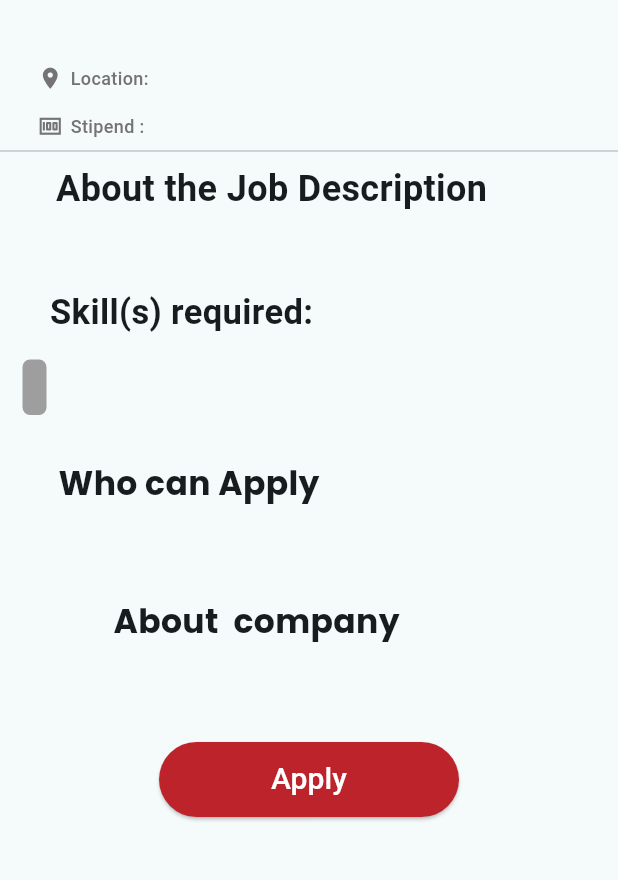
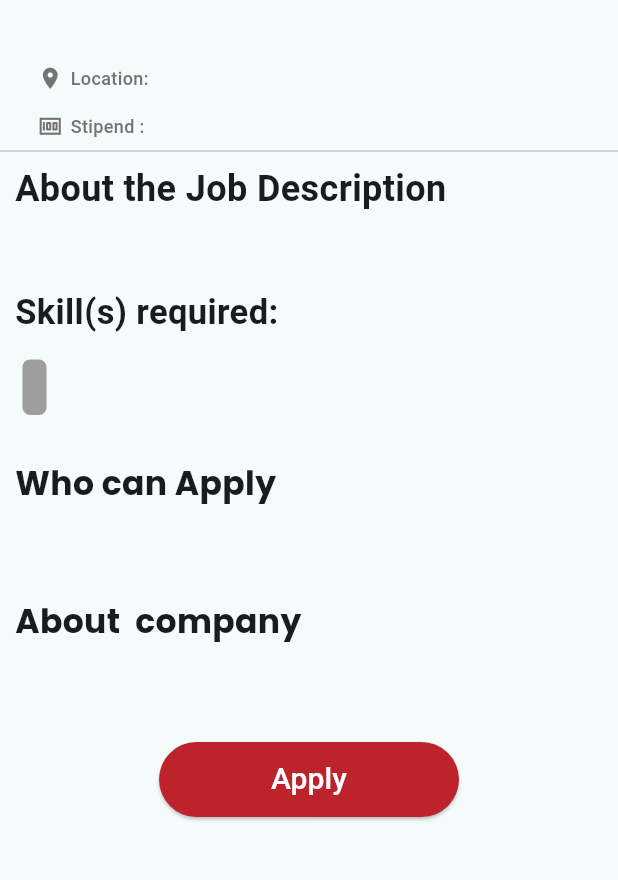
Before and after one commit to MEETR04/Latest_Hiremi_Res, a Flutter app: the JobDescription screen opened directly with empty values, on a phone screen of 412 x 824 dp, the part 128-1008 px from its top. Run offline on Flutter 3.47's test engine with Material 3 defaults, Android fonts, the phone set to English and light mode, and no system bars; our stand-ins replace carousel_slider, connectivity_plus, csc_picker, curved_navigation_bar, dots_indicator, flutter_rating_bar and 4 more; missing offline and left inert: flutter_app_update, in_app_update, phonepe_payment_sdk, razorpay_flutter; accounts and stored records are empty; network calls fail; Roboto replaces fonts that are missing (Poppins).

Commit message:
minor bugs fixed

```diff
--- a/lib/FresherJob.dart
+++ b/lib/FresherJob.dart
@@ -360,7 +360,7 @@ class _FresherJobScreenState extends State<FresherJobScreen> {
                     children: [
                       Container(
                         width: screenWidth*0.97,
-                        height:screenHeight * 0.7,
+                        height:screenHeight * 0.65,
                         child: fresherJobList == null || fresherJobList.isEmpty
                             ? const Center(
                           child: CircularProgressIndicator(), // Show CircularProgressIndicator when loading
--- a/lib/JobDescription.dart
+++ b/lib/JobDescription.dart
@@ -874,7 +874,9 @@ import 'package:hiremi/utils/api.dart';
                   child: Divider(),
                 ),
                 Padding(
-                  padding: const EdgeInsets.only(right: 50.0),
+                  padding: const EdgeInsets.only(left: 10),
+                  child: Align(
+                    alignment: Alignment.centerLeft,
                     child: Text(
                       'About the Job Description',
                       style: TextStyle(
@@ -883,9 +885,10 @@ import 'package:hiremi/utils/api.dart';
                       ),
                     ),
                   ),
+                ),
                 SizedBox(height: 10,),
                 Padding(
-                  padding: const EdgeInsets.symmetric(horizontal: 20),
+                  padding: const EdgeInsets.symmetric(horizontal: 15),
                   child: Align(
                     alignment: Alignment.centerLeft,
                     child: Text(
@@ -902,13 +905,16 @@ import 'package:hiremi/utils/api.dart';
                   children: [
                     SizedBox(height: 20,),
                     Padding(
-                      padding:  EdgeInsets.only(right: 170.0),
-                      child:  Text(
+                      padding: const EdgeInsets.only(left: 10),
+                      child: Align(
+                        alignment: Alignment.centerLeft,
+                        child: Text(
                           'Skill(s) required:',
 
                           style: TextStyle(
                             fontWeight: FontWeight.w700,
                             fontSize: 23,
+                          ),
                         ),
                       ),
                     ),
@@ -951,7 +957,9 @@ import 'package:hiremi/utils/api.dart';
                     SizedBox(height: 25,),
 
                     Padding(
-                      padding: const EdgeInsets.only(right: 160.0),
+                      padding: const EdgeInsets.only(left: 10),
+                      child: Align(
+                        alignment: Alignment.centerLeft,
                         child: const Text(
                           'Who can Apply',
 
@@ -962,10 +970,11 @@ import 'package:hiremi/utils/api.dart';
                           ),
                         ),
                       ),
+                    ),
                     SizedBox(height: 20,),
                     Padding(
-                      padding: const EdgeInsets.symmetric(horizontal: 20),
-                      child: Container(
+                      padding: const EdgeInsets.only(left: 10),
+                      child: Align(
                         alignment: Alignment.centerLeft,
                         child: Text(
                           widget.termsAndConditions,
@@ -979,8 +988,10 @@ import 'package:hiremi/utils/api.dart';
                     ),
                     SizedBox(height: 20,),
                     Padding(
-                      padding: const EdgeInsets.only(right: 70.0),
-                      child:  Text(
+                      padding: const EdgeInsets.only(left: 10),
+                      child: Align(
+                        alignment: Alignment.centerLeft,
+                        child: Text(
                           "About ${widget.companyName} company" ,
 
                           style: TextStyle(
@@ -990,10 +1001,13 @@ import 'package:hiremi/utils/api.dart';
                           ),
                         ),
                       ),
+                    ),
                     SizedBox(height: 22),
                     Padding(
-                      padding: const EdgeInsets.only(left: 20.0),
-                      child:  Text(
+                      padding: const EdgeInsets.only(left: 10),
+                      child: Align(
+                        alignment: Alignment.centerLeft,
+                        child: Text(
                           "${widget.AboutCompany}" ,
 
                           style: const TextStyle(
@@ -1001,6 +1015,7 @@ import 'package:hiremi/utils/api.dart';
                             fontSize: 14,
                             color: MyColor.black,
 
+                          ),
                         ),
                       ),
                     ),
--- a/lib/main.dart
+++ b/lib/main.dart
@@ -78,7 +78,7 @@ class MyApp extends StatelessWidget {
         useMaterial3: true,
       ),
       //home: HomePage(sourceScreen: 'sourceScreen', uid: '', username: 'username', verificationId: 'verificationId'),
-      home: InternScreen()
+      home: FresherJobScreen()
       // routes: {
       //   '/signin': (context) => SignIn(),
       // },
```
Lines whose indentation alone changed are shown as unchanged.
